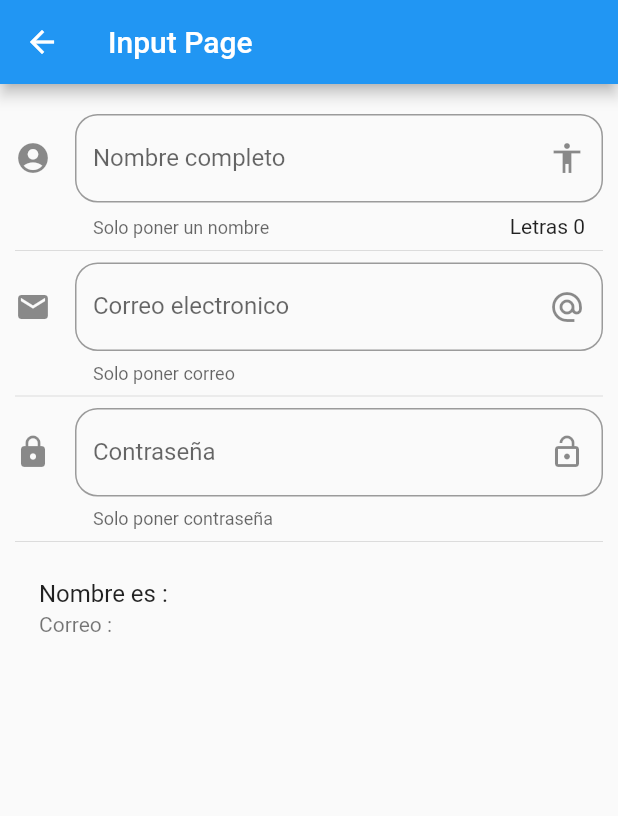
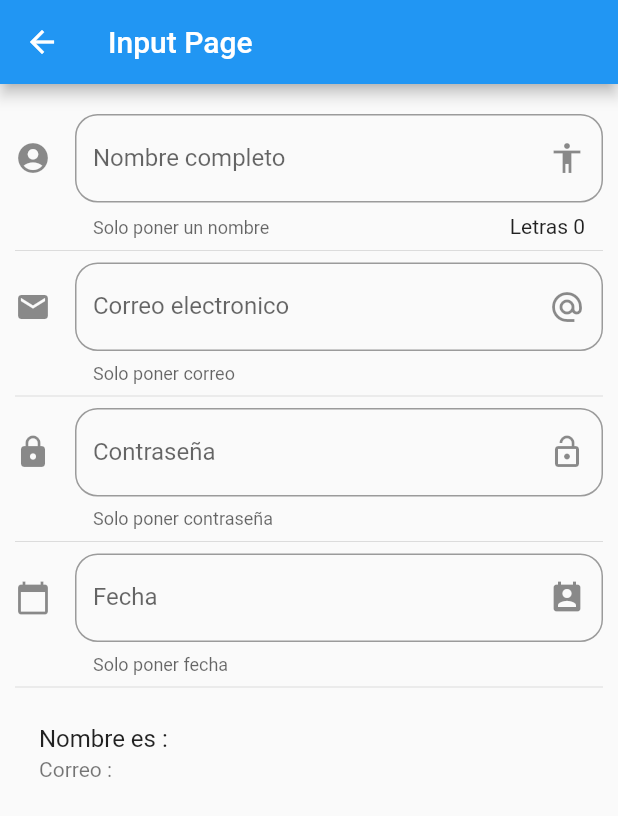
Before and after one commit to eddieHdz/flutter_componentes, a Flutter app: the inputPage screen opened by its route, on a phone screen of 412 x 824 dp. Shown: the top 816 px of the screen. Run offline on Flutter 3.47's test engine with Material 2 defaults, Android fonts, the phone set to English and light mode, and no system bars.

Commit message:
se agrego el inptu de calendar para seleccionar una fecha

```diff
--- a/lib/src/pages/input_page.dart
+++ b/lib/src/pages/input_page.dart
@@ -9,6 +9,9 @@ class _inputPageState extends State<inputPage> {
   String _nombre = '';
   String _correo = '';
   String _pass = '';
+  String _fecha = '';
+  TextEditingController _inputFileDateController = new TextEditingController();
+
   @override
   Widget build(BuildContext context) {
     return Scaffold(
@@ -23,6 +26,8 @@ class _inputPageState extends State<inputPage> {
           _crearEmail(),
           Divider(),
           _crearPassword(),
+          Divider(),
+          _crearFecha(context),
           Divider(),
           _crearPersona(),
         ],
@@ -85,6 +90,36 @@ class _inputPageState extends State<inputPage> {
     );
   }
 
+  Widget _crearFecha(BuildContext context) {
+    return TextField(
+      enableInteractiveSelection: false,
+      controller: _inputFileDateController,
+      decoration: InputDecoration(
+          border: OutlineInputBorder(borderRadius: BorderRadius.circular(15.0)),
+          hintText: 'Fecha',
+          labelText: 'Fecha',
+          helperText: 'Solo poner fecha',
+          suffixIcon: Icon(Icons.perm_contact_cal),
+          icon: Icon(Icons.calendar_today)),
+      onTap: () {
+        FocusScope.of(context).requestFocus(new FocusNode());
+        _selectDate(context);
+      },
+    );
+  }
+
+  _selectDate(BuildContext context) async {
+    DateTime? picked = await showDatePicker(
+        context: context,
+        initialDate: new DateTime.now(),
+        firstDate: new DateTime(2018),
+        lastDate: new DateTime(2025));
+    if (picked != null) {
+      _fecha = picked.toString();
+      _inputFileDateController.text = _fecha;
+    }
+  }
+
   Widget _crearPersona() {
     return ListTile(
       title: Text('Nombre es : $_nombre'),
```
